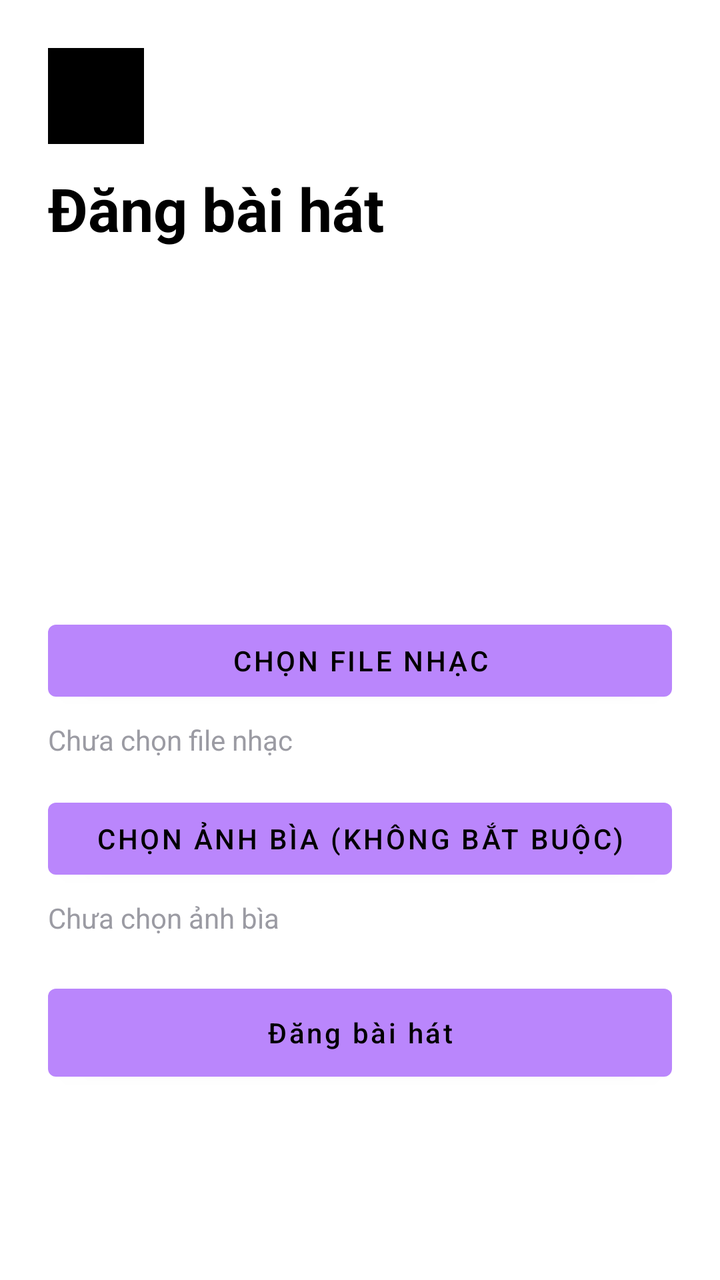
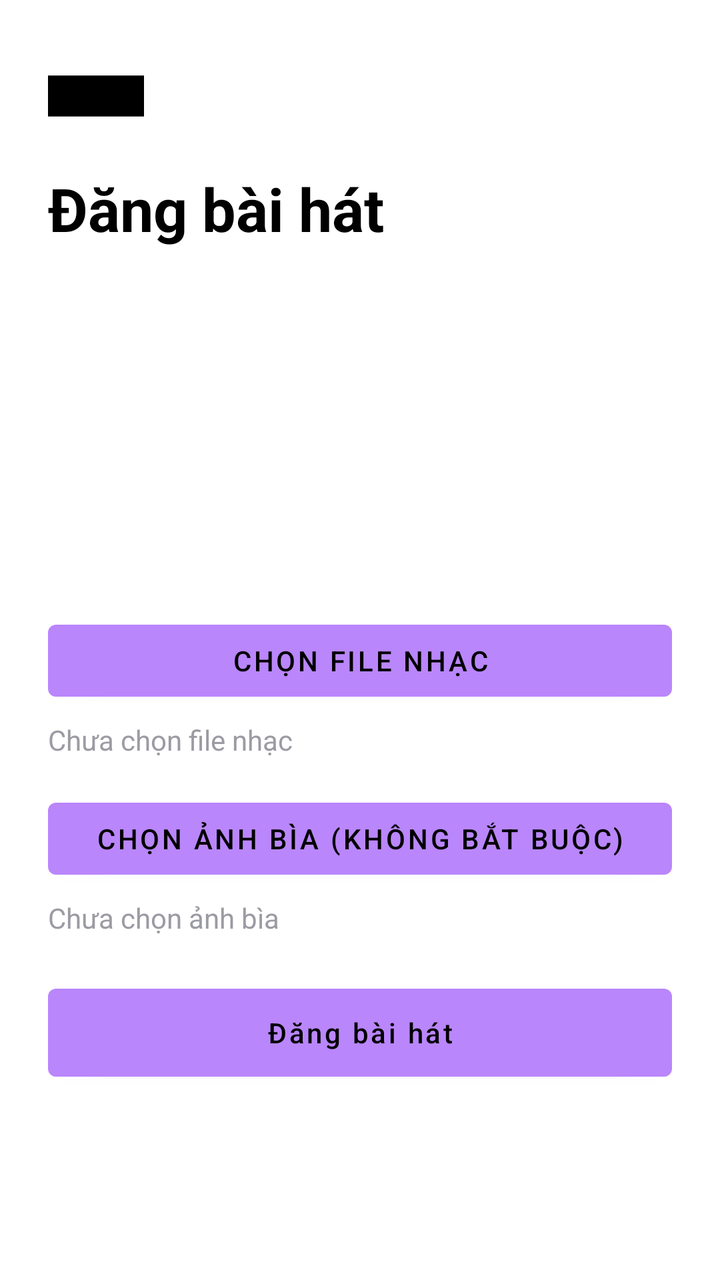

Compare the two renders of this Android layout. The source of the first and the diff that turns it into the second are given below.
<!-- AndroidManifest.xml: application theme Theme.MaterialComponents.NoActionBar -->
<!-- res/layout/fragment_upload_song.xml -->
<?xml version="1.0" encoding="utf-8"?>
<ScrollView xmlns:android="http://schemas.android.com/apk/res/android"
    xmlns:app="http://schemas.android.com/apk/res-auto"
    android:layout_width="match_parent"
    android:layout_height="match_parent"
    android:background="@color/white"
    android:fillViewport="true">

    <LinearLayout
        android:layout_width="match_parent"
        android:layout_height="wrap_content"
        android:orientation="vertical"
        android:padding="24dp">

        <ImageButton
            android:id="@+id/upload_back"
            android:layout_width="48dp"
            android:layout_height="48dp"
            android:background="@android:color/transparent"
            android:contentDescription="Quay lại"
            android:src="@drawable/back" />

        <TextView
            android:layout_width="wrap_content"
            android:layout_height="wrap_content"
            android:layout_marginTop="12dp"
            android:text="Đăng bài hát"
            android:textColor="@color/black"
            android:textSize="30sp"
            android:textStyle="bold" />

        <com.google.android.material.textfield.TextInputLayout
            android:id="@+id/upload_title_layout"
            style="@style/Widget.MaterialComponents.TextInputLayout.OutlinedBox"
            android:layout_width="match_parent"
            android:layout_height="wrap_content"
            android:layout_marginTop="28dp"
            android:hint="Tên bài hát">

            <com.google.android.material.textfield.TextInputEditText
                android:id="@+id/upload_title"
                android:layout_width="match_parent"
                android:layout_height="wrap_content"
                android:inputType="textCapSentences" />
        </com.google.android.material.textfield.TextInputLayout>

        <com.google.android.material.textfield.TextInputLayout
            android:id="@+id/upload_artist_layout"
            style="@style/Widget.MaterialComponents.TextInputLayout.OutlinedBox"
            android:layout_width="match_parent"
            android:layout_height="wrap_content"
            android:layout_marginTop="12dp"
            android:hint="Nghệ sĩ">

            <com.google.android.material.textfield.TextInputEditText
                android:id="@+id/upload_artist"
                android:layout_width="match_parent"
                android:layout_height="wrap_content"
                android:inputType="textCapWords" />
        </com.google.android.material.textfield.TextInputLayout>

        <com.google.android.material.button.MaterialButton
            android:id="@+id/upload_audio"
            android:layout_width="match_parent"
            android:layout_height="wrap_content"
            android:layout_marginTop="20dp"
            android:text="Chọn file nhạc" />

        <TextView
            android:id="@+id/upload_audio_name"
            android:layout_width="match_parent"
            android:layout_height="wrap_content"
            android:layout_marginTop="6dp"
            android:text="Chưa chọn file nhạc"
            android:textColor="@color/muted_text" />

        <com.google.android.material.button.MaterialButton
            android:id="@+id/upload_cover"
            android:layout_width="match_parent"
            android:layout_height="wrap_content"
            android:layout_marginTop="16dp"
            android:text="Chọn ảnh bìa (không bắt buộc)" />

        <TextView
            android:id="@+id/upload_cover_name"
            android:layout_width="match_parent"
            android:layout_height="wrap_content"
            android:layout_marginTop="6dp"
            android:text="Chưa chọn ảnh bìa"
            android:textColor="@color/muted_text" />

        <ProgressBar
            android:id="@+id/upload_progress"
            android:layout_width="wrap_content"
            android:layout_height="wrap_content"
            android:layout_gravity="center_horizontal"
            android:layout_marginTop="20dp"
            android:visibility="gone" />

        <com.google.android.material.button.MaterialButton
            android:id="@+id/upload_submit"
            android:layout_width="match_parent"
            android:layout_height="56dp"
            android:layout_marginTop="20dp"
            android:text="Đăng bài hát"
            android:textAllCaps="false" />
    </LinearLayout>
</ScrollView>
<!-- resources referenced by this layout -->
<resources>
  <color name="black">#FF000000</color>
  <color name="muted_text">#FF9B9BA3</color>
  <color name="white">#FFFFFFFF</color>
  <!-- drawable back: png bitmap (drawable, 7874 bytes) -->
</resources>

<!-- the commit's change to res/layout/fragment_upload_song.xml (unified diff, before → after) -->
@@ -17,14 +17,14 @@
             android:layout_width="48dp"
             android:layout_height="48dp"
             android:background="@android:color/transparent"
-            android:contentDescription="Quay lại"
+            android:contentDescription="@string/back"
             android:src="@drawable/back" />
 
         <TextView
             android:layout_width="wrap_content"
             android:layout_height="wrap_content"
             android:layout_marginTop="12dp"
-            android:text="Đăng bài hát"
+            android:text="@string/upload_song"
             android:textColor="@color/black"
             android:textSize="30sp"
             android:textStyle="bold" />
@@ -35,7 +35,7 @@
             android:layout_width="match_parent"
             android:layout_height="wrap_content"
             android:layout_marginTop="28dp"
-            android:hint="Tên bài hát">
+            android:hint="@string/song_title_hint">
 
             <com.google.android.material.textfield.TextInputEditText
                 android:id="@+id/upload_title"
@@ -50,7 +50,7 @@
             android:layout_width="match_parent"
             android:layout_height="wrap_content"
             android:layout_marginTop="12dp"
-            android:hint="Nghệ sĩ">
+            android:hint="@string/artist_hint">
 
             <com.google.android.material.textfield.TextInputEditText
                 android:id="@+id/upload_artist"
@@ -64,14 +64,14 @@
             android:layout_width="match_parent"
             android:layout_height="wrap_content"
             android:layout_marginTop="20dp"
-            android:text="Chọn file nhạc" />
+            android:text="@string/choose_audio" />
 
         <TextView
             android:id="@+id/upload_audio_name"
             android:layout_width="match_parent"
             android:layout_height="wrap_content"
             android:layout_marginTop="6dp"
-            android:text="Chưa chọn file nhạc"
+            android:text="@string/audio_not_selected"
             android:textColor="@color/muted_text" />
 
         <com.google.android.material.button.MaterialButton
@@ -79,14 +79,14 @@
             android:layout_width="match_parent"
             android:layout_height="wrap_content"
             android:layout_marginTop="16dp"
-            android:text="Chọn ảnh bìa (không bắt buộc)" />
+            android:text="@string/choose_cover" />
 
         <TextView
             android:id="@+id/upload_cover_name"
             android:layout_width="match_parent"
             android:layout_height="wrap_content"
             android:layout_marginTop="6dp"
-            android:text="Chưa chọn ảnh bìa"
+            android:text="@string/cover_not_selected"
             android:textColor="@color/muted_text" />
 
         <ProgressBar
@@ -102,7 +102,7 @@
             android:layout_width="match_parent"
             android:layout_height="56dp"
             android:layout_marginTop="20dp"
-            android:text="Đăng bài hát"
+            android:text="@string/upload_song"
             android:textAllCaps="false" />
     </LinearLayout>
 </ScrollView>
<!-- resource entries referenced after the edit -->
@@ -3,6 +3,14 @@
   <color name="black">#FF000000</color>
   <color name="muted_text">#FF9B9BA3</color>
   <color name="white">#FFFFFFFF</color>
-  <!-- drawable back: png bitmap (drawable, 7874 bytes) -->
+  <!-- drawable back: png bitmap (drawable-nodpi, 7874 bytes) -->
+  <string name="artist_hint">Nghệ sĩ</string>
+  <string name="audio_not_selected">Chưa chọn file nhạc</string>
+  <string name="back">Quay lại</string>
+  <string name="choose_audio">Chọn file nhạc</string>
+  <string name="choose_cover">Chọn ảnh bìa (không bắt buộc)</string>
+  <string name="cover_not_selected">Chưa chọn ảnh bìa</string>
+  <string name="song_title_hint">Tên bài hát</string>
+  <string name="upload_song">Đăng bài hát</string>
 </resources>
 
